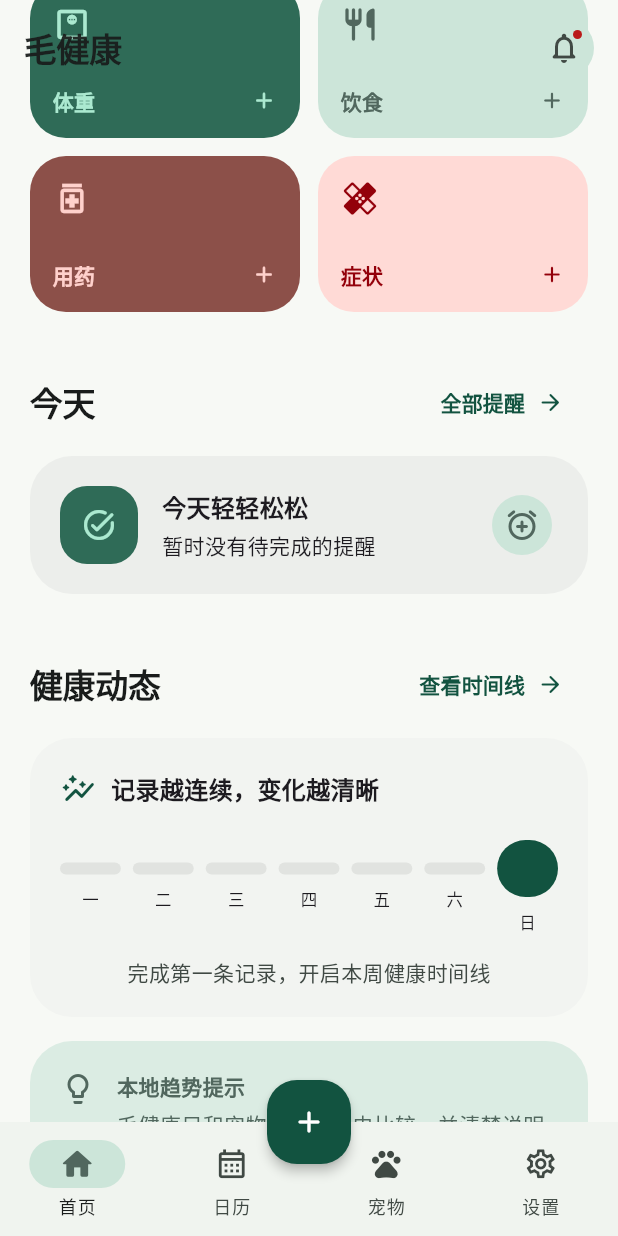
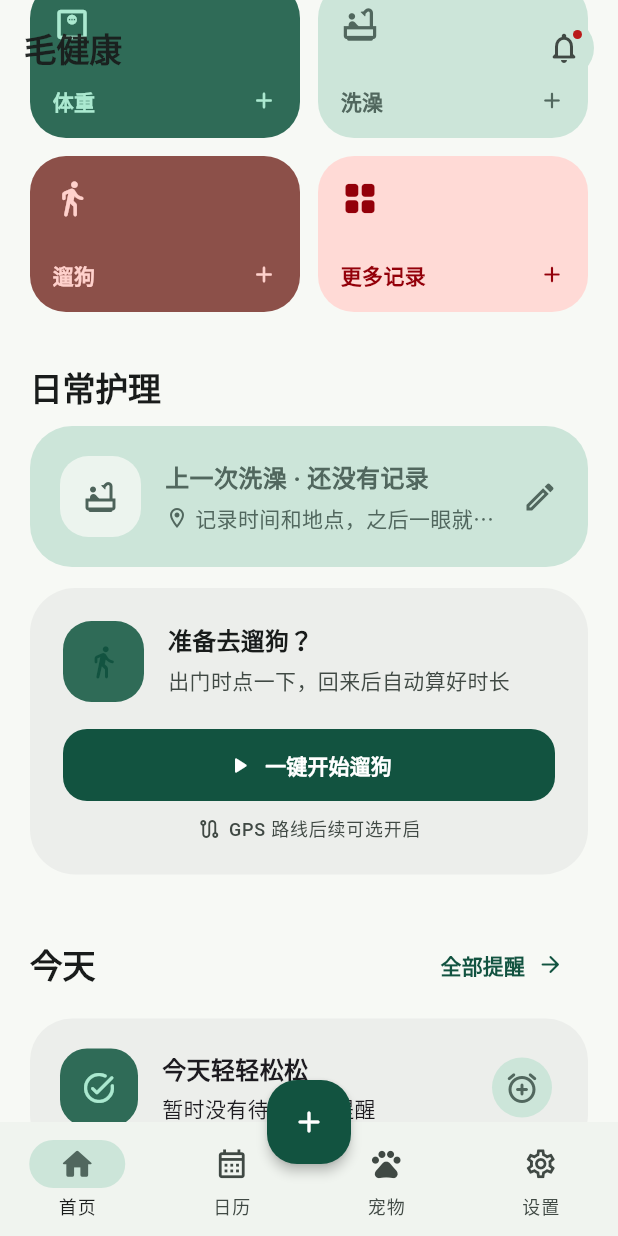
Before and after one commit to Q-LL/pet-health, a Flutter app: the screen it shows after launch, scrolled down 576 dp, on a phone screen of 412 x 824 dp. Run offline on Flutter 3.47's test engine with Material 3 defaults, Android fonts, the phone set to English and light mode, and no system bars; our stand-ins replace flutter_riverpod, go_router.

Commit message:
feat: add bath and walk tracking prototype

```diff
--- /dev/null
+++ b/lib/features/care/application/care_controller.dart
@@ -0,0 +1,62 @@
+import 'package:flutter_riverpod/flutter_riverpod.dart';
+
+import '../domain/care_models.dart';
+
+final careControllerProvider = NotifierProvider<CareController, CareState>(
+  CareController.new,
+);
+
+final walkElapsedProvider = StreamProvider.autoDispose<Duration>((ref) async* {
+  final startedAt = ref.watch(
+    careControllerProvider.select((state) => state.activeWalkStartedAt),
+  );
+
+  if (startedAt == null) {
+    yield Duration.zero;
+    return;
+  }
+
+  yield DateTime.now().difference(startedAt);
+  yield* Stream<Duration>.periodic(
+    const Duration(seconds: 1),
+    (_) => DateTime.now().difference(startedAt),
+  );
+});
+
+class CareController extends Notifier<CareState> {
+  @override
+  CareState build() => const CareState();
+
+  void recordBath({required DateTime occurredAt, required String place}) {
+    state = state.copyWith(
+      lastBath: BathRecord(occurredAt: occurredAt, place: place.trim()),
+    );
+  }
+
+  void startWalk({DateTime? at}) {
+    if (state.activeWalkStartedAt != null) return;
+    state = state.copyWith(activeWalkStartedAt: at ?? DateTime.now());
+  }
+
+  WalkRecord? finishWalk({required String place, DateTime? at}) {
+    final startedAt = state.activeWalkStartedAt;
+    if (startedAt == null) return null;
+
+    final endedAt = at ?? DateTime.now();
+    final duration = endedAt.isBefore(startedAt)
+        ? Duration.zero
+        : endedAt.difference(startedAt);
+    final record = WalkRecord(
+      startedAt: startedAt,
+      endedAt: endedAt,
+      duration: duration,
+      place: place.trim(),
+    );
+
+    state = state.copyWith(
+      clearActiveWalk: true,
+      walks: [record, ...state.walks],
+    );
+    return record;
+  }
+}
--- /dev/null
+++ b/lib/features/care/domain/care_models.dart
@@ -0,0 +1,54 @@
+import 'package:flutter/foundation.dart';
+
+@immutable
+class BathRecord {
+  const BathRecord({required this.occurredAt, required this.place});
+
+  final DateTime occurredAt;
+  final String place;
+}
+
+@immutable
+class WalkRecord {
+  const WalkRecord({
+    required this.startedAt,
+    required this.endedAt,
+    required this.duration,
+    required this.place,
+  });
+
+  final DateTime startedAt;
+  final DateTime endedAt;
+  final Duration duration;
+  final String place;
+}
+
+@immutable
+class CareState {
+  const CareState({
+    this.lastBath,
+    this.activeWalkStartedAt,
+    this.walks = const [],
+  });
+
+  final BathRecord? lastBath;
+  final DateTime? activeWalkStartedAt;
+  final List<WalkRecord> walks;
+
+  WalkRecord? get lastWalk => walks.isEmpty ? null : walks.first;
+
+  CareState copyWith({
+    BathRecord? lastBath,
+    DateTime? activeWalkStartedAt,
+    bool clearActiveWalk = false,
+    List<WalkRecord>? walks,
+  }) {
+    return CareState(
+      lastBath: lastBath ?? this.lastBath,
+      activeWalkStartedAt: clearActiveWalk
+          ? null
+          : activeWalkStartedAt ?? this.activeWalkStartedAt,
+      walks: walks ?? this.walks,
+    );
+  }
+}
--- /dev/null
+++ b/lib/features/care/presentation/care_overview.dart
@@ -0,0 +1,302 @@
+import 'package:flutter/material.dart';
+import 'package:flutter_riverpod/flutter_riverpod.dart';
+
+import '../../../core/widgets/motion.dart';
+import '../application/care_controller.dart';
+import '../domain/care_models.dart';
+import 'care_sheets.dart';
+
+class CareOverview extends ConsumerWidget {
+  const CareOverview({super.key});
+
+  @override
+  Widget build(BuildContext context, WidgetRef ref) {
+    final state = ref.watch(careControllerProvider);
+    return Column(
+      children: [
+        _BathCard(record: state.lastBath),
+        const SizedBox(height: 14),
+        _WalkCard(state: state),
+      ],
+    );
+  }
+}
+
+class _BathCard extends StatelessWidget {
+  const _BathCard({required this.record});
+
+  final BathRecord? record;
+
+  @override
+  Widget build(BuildContext context) {
+    final colors = Theme.of(context).colorScheme;
+    final days = record == null
+        ? null
+        : DateTime.now().difference(record!.occurredAt).inDays.clamp(0, 9999);
+    final when = days == null
+        ? '还没有记录'
+        : days == 0
+        ? '今天'
+        : '$days 天前';
+    final place = record == null
+        ? '记录时间和地点，之后一眼就能回想起来'
+        : record!.place.isEmpty
+        ? '没有填写洗澡地点'
+        : record!.place;
+
+    return PressableScale(
+      child: Material(
+        color: colors.secondaryContainer,
+        borderRadius: BorderRadius.circular(28),
+        clipBehavior: Clip.antiAlias,
+        child: InkWell(
+          onTap: () => showBathRecordSheet(context),
+          child: Padding(
+            padding: const EdgeInsets.all(20),
+            child: Row(
+              children: [
+                Container(
+                  width: 54,
+                  height: 54,
+                  decoration: BoxDecoration(
+                    color: colors.surface.withValues(alpha: .72),
+                    borderRadius: BorderRadius.circular(19),
+                  ),
+                  child: Icon(Icons.bathtub_outlined, color: colors.secondary),
+                ),
+                const SizedBox(width: 16),
+                Expanded(
+                  child: Column(
+                    crossAxisAlignment: CrossAxisAlignment.start,
+                    children: [
+                      Text(
+                        '上一次洗澡 · $when',
+                        style: TextStyle(
+                          color: colors.onSecondaryContainer,
+                          fontWeight: FontWeight.w700,
+                          fontSize: 16,
+                        ),
+                      ),
+                      const SizedBox(height: 5),
+                      Row(
+                        children: [
+                          Icon(
+                            Icons.location_on_outlined,
+                            size: 16,
+                            color: colors.onSecondaryContainer,
+                          ),
+                          const SizedBox(width: 4),
+                          Expanded(
+                            child: Text(
+                              place,
+                              maxLines: 1,
+                              overflow: TextOverflow.ellipsis,
+                              style: TextStyle(
+                                color: colors.onSecondaryContainer,
+                              ),
+                            ),
+                          ),
+                        ],
+                      ),
+                    ],
+                  ),
+                ),
+                const SizedBox(width: 8),
+                Icon(Icons.edit_outlined, color: colors.onSecondaryContainer),
+              ],
+            ),
+          ),
+        ),
+      ),
+    );
+  }
+}
+
+class _WalkCard extends ConsumerWidget {
+  const _WalkCard({required this.state});
+
+  final CareState state;
+
+  @override
+  Widget build(BuildContext context, WidgetRef ref) {
+    final colors = Theme.of(context).colorScheme;
+    final isWalking = state.activeWalkStartedAt != null;
+    final elapsed = ref
+        .watch(walkElapsedProvider)
+        .when(
+          data: (value) => value,
+          error: (_, _) => Duration.zero,
+          loading: () => Duration.zero,
+        );
+
+    return AnimatedContainer(
+      duration: AppMotion.medium,
+      curve: AppMotion.emphasized,
+      padding: const EdgeInsets.all(22),
+      decoration: BoxDecoration(
+        gradient: isWalking
+            ? LinearGradient(
+                begin: Alignment.topLeft,
+                end: Alignment.bottomRight,
+                colors: [colors.primary, colors.tertiary],
+              )
+            : null,
+        color: isWalking ? null : colors.surfaceContainer,
+        borderRadius: BorderRadius.circular(30),
+      ),
+      child: AnimatedSwitcher(
+        duration: AppMotion.medium,
+        switchInCurve: AppMotion.emphasized,
+        switchOutCurve: Curves.easeInCubic,
+        child: isWalking
+            ? _ActiveWalk(key: const ValueKey('active-walk'), elapsed: elapsed)
+            : _IdleWalk(
+                key: const ValueKey('idle-walk'),
+                lastWalk: state.lastWalk,
+              ),
+      ),
+    );
+  }
+}
+
+class _IdleWalk extends ConsumerWidget {
+  const _IdleWalk({required this.lastWalk, super.key});
+
+  final WalkRecord? lastWalk;
+
+  @override
+  Widget build(BuildContext context, WidgetRef ref) {
+    final colors = Theme.of(context).colorScheme;
+    final detail = lastWalk == null
+        ? '出门时点一下，回来后自动算好时长'
+        : '上次 ${formatDuration(lastWalk!.duration)}${lastWalk!.place.isEmpty ? '' : ' · ${lastWalk!.place}'}';
+    return Column(
+      crossAxisAlignment: CrossAxisAlignment.stretch,
+      children: [
+        Row(
+          crossAxisAlignment: CrossAxisAlignment.start,
+          children: [
+            Container(
+              width: 54,
+              height: 54,
+              decoration: BoxDecoration(
+                color: colors.primaryContainer,
+                borderRadius: BorderRadius.circular(19),
+              ),
+              child: Icon(Icons.directions_walk_rounded, color: colors.primary),
+            ),
+            const SizedBox(width: 16),
+            Expanded(
+              child: Column(
+                crossAxisAlignment: CrossAxisAlignment.start,
+                children: [
+                  Text(
+                    '准备去遛狗？',
+                    style: Theme.of(context).textTheme.titleMedium,
+                  ),
+                  const SizedBox(height: 5),
+                  Text(
+                    detail,
+                    style: TextStyle(color: colors.onSurfaceVariant),
+                  ),
+                ],
+              ),
+            ),
+          ],
+        ),
+        const SizedBox(height: 18),
+        FilledButton.icon(
+          onPressed: () =>
+              ref.read(careControllerProvider.notifier).startWalk(),
+          icon: const Icon(Icons.play_arrow_rounded),
+          label: const Text('一键开始遛狗'),
+        ),
+        const SizedBox(height: 10),
+        Row(
+          mainAxisAlignment: MainAxisAlignment.center,
+          children: [
+            Icon(
+              Icons.route_outlined,
+              size: 16,
+              color: colors.onSurfaceVariant,
+            ),
+            const SizedBox(width: 5),
+            Text(
+              'GPS 路线后续可选开启',
+              style: Theme.of(
+                context,
+              ).textTheme.labelMedium?.copyWith(color: colors.onSurfaceVariant),
+            ),
+          ],
+        ),
+      ],
+    );
+  }
+}
+
+class _ActiveWalk extends StatelessWidget {
+  const _ActiveWalk({required this.elapsed, super.key});
+
+  final Duration elapsed;
+
+  @override
+  Widget build(BuildContext context) {
+    final colors = Theme.of(context).colorScheme;
+    return Column(
+      crossAxisAlignment: CrossAxisAlignment.stretch,
+      children: [
+        Row(
+          children: [
+            Container(
+              width: 12,
+              height: 12,
+              decoration: BoxDecoration(
+                color: colors.onPrimary,
+                shape: BoxShape.circle,
+                boxShadow: [
+                  BoxShadow(
+                    color: colors.onPrimary.withValues(alpha: .45),
+                    blurRadius: 0,
+                    spreadRadius: 5,
+                  ),
+                ],
+              ),
+            ),
+            const SizedBox(width: 12),
+            Text(
+              '正在遛狗',
+              style: Theme.of(
+                context,
+              ).textTheme.titleMedium?.copyWith(color: colors.onPrimary),
+            ),
+          ],
+        ),
+        const SizedBox(height: 24),
+        Text(
+          formatDuration(elapsed),
+          textAlign: TextAlign.center,
+          style: Theme.of(context).textTheme.displaySmall?.copyWith(
+            color: colors.onPrimary,
+            fontFeatures: const [FontFeature.tabularFigures()],
+          ),
+        ),
+        const SizedBox(height: 6),
+        Text(
+          '已按实际开始时间持续计算',
+          textAlign: TextAlign.center,
+          style: TextStyle(color: colors.onPrimary.withValues(alpha: .78)),
+        ),
+        const SizedBox(height: 22),
+        FilledButton.icon(
+          style: FilledButton.styleFrom(
+            backgroundColor: colors.surface,
+            foregroundColor: colors.primary,
+          ),
+          onPressed: () => showFinishWalkSheet(context),
+          icon: const Icon(Icons.stop_rounded),
+          label: const Text('结束遛狗'),
+        ),
+      ],
+    );
+  }
+}
--- a/lib/features/home/presentation/home_page.dart
+++ b/lib/features/home/presentation/home_page.dart
@@ -1,7 +1,11 @@
 import 'package:flutter/material.dart';
+import 'package:flutter_riverpod/flutter_riverpod.dart';
 
 import '../../../core/widgets/motion.dart';
 import '../../../core/widgets/page_frame.dart';
+import '../../care/application/care_controller.dart';
+import '../../care/presentation/care_overview.dart';
+import '../../care/presentation/care_sheets.dart';
 
 class HomePage extends StatelessWidget {
   const HomePage({super.key});
@@ -35,24 +39,33 @@ class HomePage extends StatelessWidget {
           SizedBox(height: 28),
           EntranceAnimation(
             delay: Duration(milliseconds: 140),
+            child: SectionHeader('日常护理'),
+          ),
+          EntranceAnimation(
+            delay: Duration(milliseconds: 170),
+            child: CareOverview(),
+          ),
+          SizedBox(height: 28),
+          EntranceAnimation(
+            delay: Duration(milliseconds: 210),
             child: SectionHeader('今天', action: '全部提醒'),
           ),
           EntranceAnimation(
-            delay: Duration(milliseconds: 170),
+            delay: Duration(milliseconds: 240),
             child: _TodayCard(),
           ),
           SizedBox(height: 28),
           EntranceAnimation(
-            delay: Duration(milliseconds: 210),
+            delay: Duration(milliseconds: 280),
             child: SectionHeader('健康动态', action: '查看时间线'),
           ),
           EntranceAnimation(
-            delay: Duration(milliseconds: 240),
+            delay: Duration(milliseconds: 310),
             child: _ActivityCard(),
           ),
           SizedBox(height: 16),
           EntranceAnimation(
-            delay: Duration(milliseconds: 280),
+            delay: Duration(milliseconds: 340),
             child: _InsightCard(),
           ),
         ],
@@ -112,7 +125,7 @@ class _WelcomeHero extends StatelessWidget {
                     const Spacer(),
                     Chip(
                       avatar: const Icon(Icons.lock_outline_rounded, size: 16),
-                      label: const Text('仅存本机'),
+                      label: const Text('本机'),
                       backgroundColor: colors.surface.withValues(alpha: .7),
                     ),
                   ],
@@ -167,36 +180,51 @@ class _SoftCircle extends StatelessWidget {
   );
 }
 
-class _QuickActions extends StatelessWidget {
+class _QuickActions extends ConsumerWidget {
   const _QuickActions();
 
   @override
-  Widget build(BuildContext context) {
+  Widget build(BuildContext context, WidgetRef ref) {
     final colors = Theme.of(context).colorScheme;
+    final isWalking = ref.watch(
+      careControllerProvider.select(
+        (state) => state.activeWalkStartedAt != null,
+      ),
+    );
     final actions = [
       (
         Icons.monitor_weight_outlined,
         '体重',
         colors.primaryContainer,
         colors.onPrimaryContainer,
+        () {},
       ),
       (
-        Icons.restaurant_rounded,
-        '饮食',
+        Icons.bathtub_outlined,
+        '洗澡',
         colors.secondaryContainer,
         colors.onSecondaryContainer,
+        () => showBathRecordSheet(context),
       ),
       (
-        Icons.medication_outlined,
-        '用药',
+        Icons.directions_walk_rounded,
+        isWalking ? '结束遛狗' : '遛狗',
         colors.tertiaryContainer,
         colors.onTertiaryContainer,
+        () {
+          if (isWalking) {
+            showFinishWalkSheet(context);
+          } else {
+            ref.read(careControllerProvider.notifier).startWalk();
+          }
+        },
       ),
       (
-        Icons.healing_outlined,
-        '症状',
+        Icons.grid_view_rounded,
+        '更多记录',
         colors.errorContainer,
         colors.onErrorContainer,
+        () {},
       ),
     ];
 
@@ -221,7 +249,7 @@ class _QuickActions extends StatelessWidget {
                 borderRadius: BorderRadius.circular(24),
                 clipBehavior: Clip.antiAlias,
                 child: InkWell(
-                  onTap: () {},
+                  onTap: action.$5,
                   child: Padding(
                     padding: const EdgeInsets.all(15),
                     child: Column(
--- a/lib/features/records/presentation/add_record_sheet.dart
+++ b/lib/features/records/presentation/add_record_sheet.dart
@@ -30,6 +30,8 @@ class _AddRecordSheet extends StatelessWidget {
       (Icons.vaccines_outlined, '疫苗'),
       (Icons.bug_report_outlined, '驱虫'),
       (Icons.local_hospital_outlined, '就诊 / 复诊'),
+      (Icons.bathtub_outlined, '洗澡护理'),
+      (Icons.directions_walk_rounded, '遛狗'),
     ];
 
     return ConstrainedBox(
```
Also changed, not shown: lib/features/care/presentation/care_sheets.dart (added, +230 -0 lines), 3 other files.
